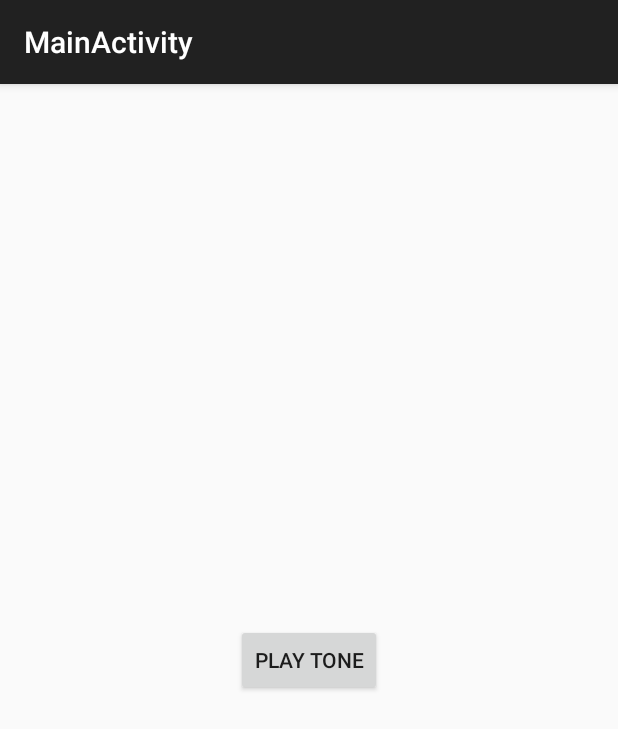
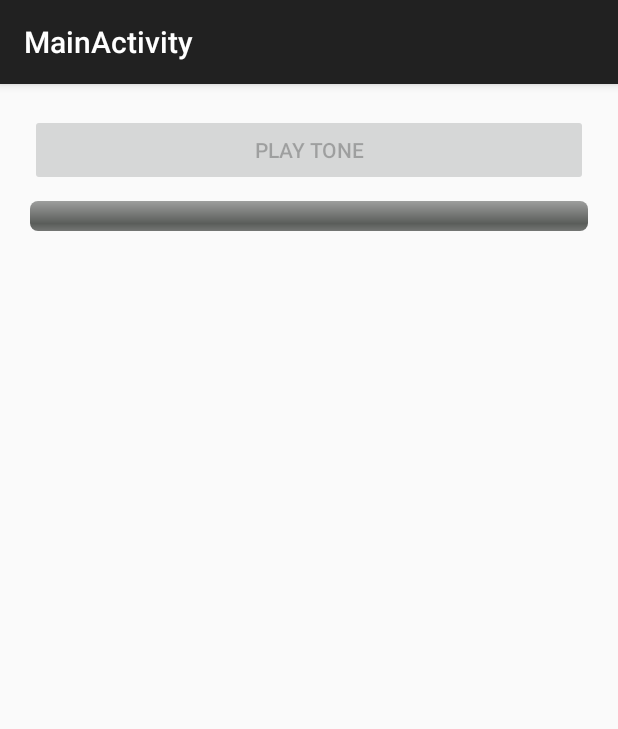
Before and after one commit to rraval/pied-piper, an Android app: the screen it shows after launch (MainActivity), after a tap on "PLAY TONE", on a phone screen of 412 x 824 dp. Shown: the top 729 px of the screen. Run offline under Robolectric (Android 15) with nearby library versions, the phone set to English and light mode, and no system bars.

Commit message:
[android] add progress bar

```diff
--- a/android/app/src/main/java/com/zeroindexed/piedpiper/MainActivity.java
+++ b/android/app/src/main/java/com/zeroindexed/piedpiper/MainActivity.java
@@ -1,67 +1,40 @@
 package com.zeroindexed.piedpiper;
 
-import android.media.AudioFormat;
-import android.media.AudioManager;
-import android.media.AudioTrack;
-import android.os.AsyncTask;
 import android.os.Bundle;
 import android.support.v7.app.ActionBarActivity;
-import android.util.Log;
 import android.view.View;
+import android.widget.ProgressBar;
 
 
-public class MainActivity extends ActionBarActivity {
-    static final int sample_rate = 44100;
-    static final float duration = 0.125f;
-    static final int sample_size = Math.round(duration * sample_rate);
+public class MainActivity extends ActionBarActivity implements ToneThread.ToneCallback {
+    View play_tone;
+    ProgressBar progress;
 
     @Override
     protected void onCreate(Bundle savedInstanceState) {
         super.onCreate(savedInstanceState);
         setContentView(R.layout.activity_main);
 
-        findViewById(R.id.play_tone).setOnClickListener(new View.OnClickListener() {
+        play_tone = findViewById(R.id.play_tone);
+        progress = (ProgressBar) findViewById(R.id.progress);
+        play_tone.setOnClickListener(new View.OnClickListener() {
             @Override
             public void onClick(View v) {
-                new Thread() {
-                    @Override
-                    public void run() {
-                        setPriority(Thread.MAX_PRIORITY);
-
-                        final AudioTrack track = new AudioTrack(
-                                AudioManager.STREAM_MUSIC,
-                                sample_rate,
-                                AudioFormat.CHANNEL_OUT_MONO,
-                                AudioFormat.ENCODING_PCM_16BIT,
-                                2 * sample_size,
-                                AudioTrack.MODE_STREAM
-                        );
-                        track.play();
-
-                        float[] frequencies = new float[]{
-                                1024, 2048, 4096, 8192, 12000,
-                        };
-
-                        for (float freq : frequencies) {
-                            short[] samples = generate(freq);
-                            track.write(samples, 0, samples.length);
-                        }
-                    }
-                }.start();
+                play_tone.setEnabled(false);
+                new ToneThread(new float[]{1024, 2048, 1024, 2048, 1024, 2048}, MainActivity.this).start();
             }
         });
     }
 
-    static short[] generate(float frequency) {
-        final short sample[] = new short[sample_size];
-        final double increment = 2 * Math.PI * frequency / sample_rate;
+    @Override
+    public void onProgress(int current, int total) {
+        progress.setMax(total);
+        progress.setProgress(current);
+    }
 
-        double angle = 0;
-        for (int i = 0; i < sample.length; ++i) {
-            sample[i] = (short) (Math.sin(angle) * Short.MAX_VALUE);
-            angle += increment;
-        }
-
-        return sample;
+    @Override
+    public void onDone() {
+        play_tone.setEnabled(true);
+        progress.setProgress(0);
     }
 }
--- /dev/null
+++ b/android/app/src/main/java/com/zeroindexed/piedpiper/ToneThread.java
@@ -0,0 +1,76 @@
+package com.zeroindexed.piedpiper;
+
+import android.media.AudioFormat;
+import android.media.AudioManager;
+import android.media.AudioTrack;
+import android.util.Log;
+
+public class ToneThread extends Thread {
+    public interface ToneCallback {
+        public void onProgress(int current, int total);
+
+        public void onDone();
+    }
+
+    static final int sample_rate = 44100;
+    static final float duration = 1f;
+    static final int sample_size = Math.round(duration * sample_rate);
+
+    final float[] frequencies;
+    final ToneCallback callback;
+
+    public ToneThread(float[] frequencies, ToneCallback callback) {
+        this.frequencies = frequencies;
+        this.callback = callback;
+        setPriority(Thread.MAX_PRIORITY);
+    }
+
+    @Override
+    public void run() {
+        final AudioTrack track = new AudioTrack(
+                AudioManager.STREAM_MUSIC,
+                sample_rate,
+                AudioFormat.CHANNEL_OUT_MONO,
+                AudioFormat.ENCODING_PCM_16BIT,
+                2 * sample_size,
+                AudioTrack.MODE_STREAM
+        );
+
+        final int total_samples = frequencies.length * sample_rate;
+
+        track.setPlaybackPositionUpdateListener(new AudioTrack.OnPlaybackPositionUpdateListener() {
+            @Override
+            public void onMarkerReached(AudioTrack track) {
+                callback.onDone();
+            }
+
+            @Override
+            public void onPeriodicNotification(AudioTrack track) {
+                callback.onProgress(track.getPlaybackHeadPosition(), total_samples);
+            }
+        });
+        track.setPositionNotificationPeriod(sample_rate / 10);
+
+        track.play();
+
+        for (float freq : frequencies) {
+            short[] samples = generate(freq);
+            track.write(samples, 0, samples.length);
+        }
+
+        track.setNotificationMarkerPosition(sample_size);
+    }
+
+    static short[] generate(float frequency) {
+        final short sample[] = new short[sample_size];
+        final double increment = 2 * Math.PI * frequency / sample_rate;
+
+        double angle = 0;
+        for (int i = 0; i < sample.length; ++i) {
+            sample[i] = (short) (Math.sin(angle) * Short.MAX_VALUE);
+            angle += increment;
+        }
+
+        return sample;
+    }
+}
--- a/android/app/src/main/res/layout/activity_main.xml
+++ b/android/app/src/main/res/layout/activity_main.xml
@@ -2,11 +2,27 @@
     android:layout_width="match_parent"
     android:layout_height="match_parent">
 
-    <Button
-        android:id="@+id/play_tone"
-        android:layout_width="wrap_content"
+    <LinearLayout
+        android:layout_width="match_parent"
         android:layout_height="wrap_content"
-        android:text="Play Tone"
-        android:layout_centerInParent="true"/>
+        android:layout_margin="20dip"
+        android:orientation="vertical">
+
+        <Button
+            android:id="@+id/play_tone"
+            android:layout_width="match_parent"
+            android:layout_height="wrap_content"
+            android:layout_centerInParent="true"
+            android:text="Play Tone" />
+
+        <ProgressBar
+            android:id="@+id/progress"
+            style="@android:style/Widget.ProgressBar.Horizontal"
+            android:layout_width="match_parent"
+            android:layout_height="wrap_content"
+            android:layout_marginTop="10dip" />
+
+    </LinearLayout>
+
 
 </RelativeLayout>
```
